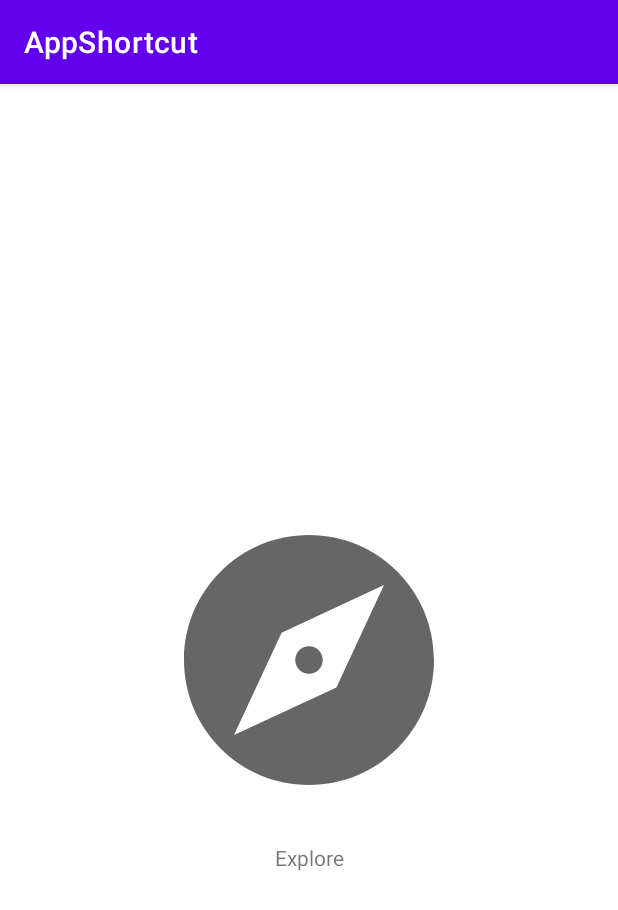
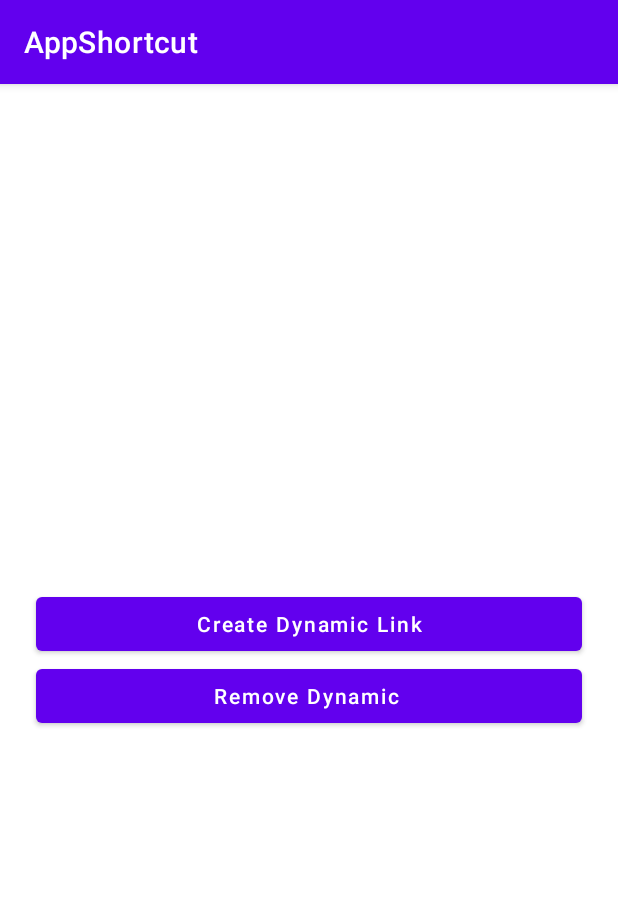
Before and after one commit to UmarAuna/AppShortcut, an Android app: the screen it shows after launch (MainActivity), on a phone screen of 412 x 824 dp. Shown: the top 910 px of the screen. Run offline under Robolectric (Android 15) with nearby library versions, the phone set to English and light mode, and no system bars.

Commit message:
feat: 🎸 dynamic Shortut

```diff
--- a/app/src/main/java/com/gidimo/appshortcut/MainActivity.kt
+++ b/app/src/main/java/com/gidimo/appshortcut/MainActivity.kt
@@ -7,50 +7,63 @@ import android.content.pm.ShortcutManager
 import android.graphics.drawable.Icon
 import android.net.Uri
 import android.os.Bundle
+import android.widget.Button
 import androidx.appcompat.app.AppCompatActivity
+import java.util.*
 
 class MainActivity : AppCompatActivity() {
 
     override fun onCreate(savedInstanceState: Bundle?) {
         super.onCreate(savedInstanceState)
         setContentView(R.layout.activity_main)
-        openURL()
-        //openActivity()
+        buttons()
+    }
+
+    private fun buttons() {
+
+        findViewById<Button>(R.id.button2).setOnClickListener {
+            openURL()
+        }
+
+        findViewById<Button>(R.id.button4).setOnClickListener {
+            removeShortcuts()
+        }
     }
 
     @TargetApi(25)
-    fun openURL() {
+    private fun openURL() {
         val shortcutManager = getSystemService(ShortcutManager::class.java)
-        val shortcut = ShortcutInfo.Builder(applicationContext, "id1")
-            .setShortLabel("gidimo")
-            .setLongLabel("Open gidimo website")
+
+        val intent = Intent(applicationContext, MainActivity::class.java)
+        intent.action = Intent.ACTION_VIEW
+
+        val shortcut1 = ShortcutInfo.Builder(applicationContext, "mask_up")
+            .setShortLabel("MaskUp Dynamic")
+            .setRank(0)
+            .setLongLabel("Open Maskup Dynamic")
             .setIcon(Icon.createWithResource(applicationContext, R.drawable.ic_masks))
+            .setIntent(intent)
+            .build()
+
+        val shortcut2 = ShortcutInfo.Builder(applicationContext, "web_link")
+            .setShortLabel("google Dynamic")
+            .setRank(1)
+            .setLongLabel("Open google Dynamic")
+            .setIcon(Icon.createWithResource(applicationContext, R.drawable.ic_web))
             .setIntent(
                 Intent(
                     Intent.ACTION_VIEW,
-                    Uri.parse("https://www.gidimo.c om/")
+                    Uri.parse("https://www.google.com/")
                 )
             )
             .build()
 
-        shortcutManager!!.dynamicShortcuts = listOf(shortcut)
+        shortcutManager?.dynamicShortcuts = listOf(shortcut1, shortcut2)
     }
 
-   /* @TargetApi(25)
-    fun openActivity() {
-        val sM = getSystemService(ShortcutManager::class.java)
-        val intent1 = Intent(applicationContext, MainActivity3::class.java)
-        intent1.action = Intent.ACTION_VIEW
-
-        val shortcut1 = ShortcutInfo.Builder(this, "shortcut1")
-            .setIntent(intent1)
-            .setShortLabel(getString(R.string.store))
-            .setLongLabel("Store Dynamic")
-            .setShortLabel("Store Dynamic")
-            .setDisabledMessage("Store Dynamic")
-            .setIcon(Icon.createWithResource(this, R.drawable.ic_store))
-            .build()
-
-        sM.dynamicShortcuts = listOf(shortcut1)
-    }*/
+    @TargetApi(25)
+    private fun removeShortcuts() {
+        val manager = getSystemService(ShortcutManager::class.java)
+        manager.removeAllDynamicShortcuts()
+    }
 }
--- /dev/null
+++ b/app/src/main/res/drawable/ic_web.xml
@@ -0,0 +1,10 @@
+<vector xmlns:android="http://schemas.android.com/apk/res/android"
+    android:width="24dp"
+    android:height="24dp"
+    android:viewportWidth="24"
+    android:viewportHeight="24"
+    android:tint="?attr/colorControlNormal">
+  <path
+      android:fillColor="@android:color/black"
+      android:pathData="M20,4L4,4c-1.1,0 -1.99,0.9 -1.99,2L2,18c0,1.1 0.9,2 2,2h16c1.1,0 2,-0.9 2,-2L22,6c0,-1.1 -0.9,-2 -2,-2zM15,18L4,18v-4h11v4zM15,13L4,13L4,9h11v4zM20,18h-4L16,9h4v9z"/>
+</vector>
--- a/app/src/main/res/layout/activity_main.xml
+++ b/app/src/main/res/layout/activity_main.xml
@@ -7,24 +7,35 @@
     tools:context=".MainActivity">
 
 
-    <ImageView
-        android:id="@+id/imageView"
-        android:layout_width="200dp"
-        android:layout_height="200dp"
+    <Button
+        android:id="@+id/button2"
+        android:layout_width="0dp"
+        android:layout_height="wrap_content"
+        android:layout_marginStart="24dp"
+        android:layout_marginEnd="24dp"
+        android:text="Create Dynamic Link"
+        android:textAllCaps="false"
+        app:layout_constraintBottom_toTopOf="@+id/button4"
+        app:layout_constraintEnd_toEndOf="parent"
+        app:layout_constraintHorizontal_bias="0.5"
+        app:layout_constraintStart_toStartOf="parent"
+        app:layout_constraintTop_toTopOf="parent"
+        app:layout_constraintVertical_chainStyle="packed" />
+
+
+    <Button
+        android:id="@+id/button4"
+        android:layout_width="0dp"
+        android:layout_height="wrap_content"
+        android:layout_marginStart="24dp"
+        android:layout_marginEnd="24dp"
+        android:text="Remove Dynamic "
+        android:textAllCaps="false"
         app:layout_constraintBottom_toBottomOf="parent"
         app:layout_constraintEnd_toEndOf="parent"
+        app:layout_constraintHorizontal_bias="0.5"
         app:layout_constraintStart_toStartOf="parent"
-        app:layout_constraintTop_toTopOf="parent"
-        app:srcCompat="@drawable/ic_explore" />
+        app:layout_constraintTop_toBottomOf="@+id/button2" />
 
-    <TextView
-        android:id="@+id/textView"
-        android:layout_width="wrap_content"
-        android:layout_height="wrap_content"
-        android:layout_marginTop="22dp"
-        android:text="Explore"
-        app:layout_constraintEnd_toEndOf="@+id/imageView"
-        app:layout_constraintStart_toStartOf="@+id/imageView"
-        app:layout_constraintTop_toBottomOf="@+id/imageView"
-        tools:text="Explore" />
+
 </androidx.constraintlayout.widget.ConstraintLayout>
```
